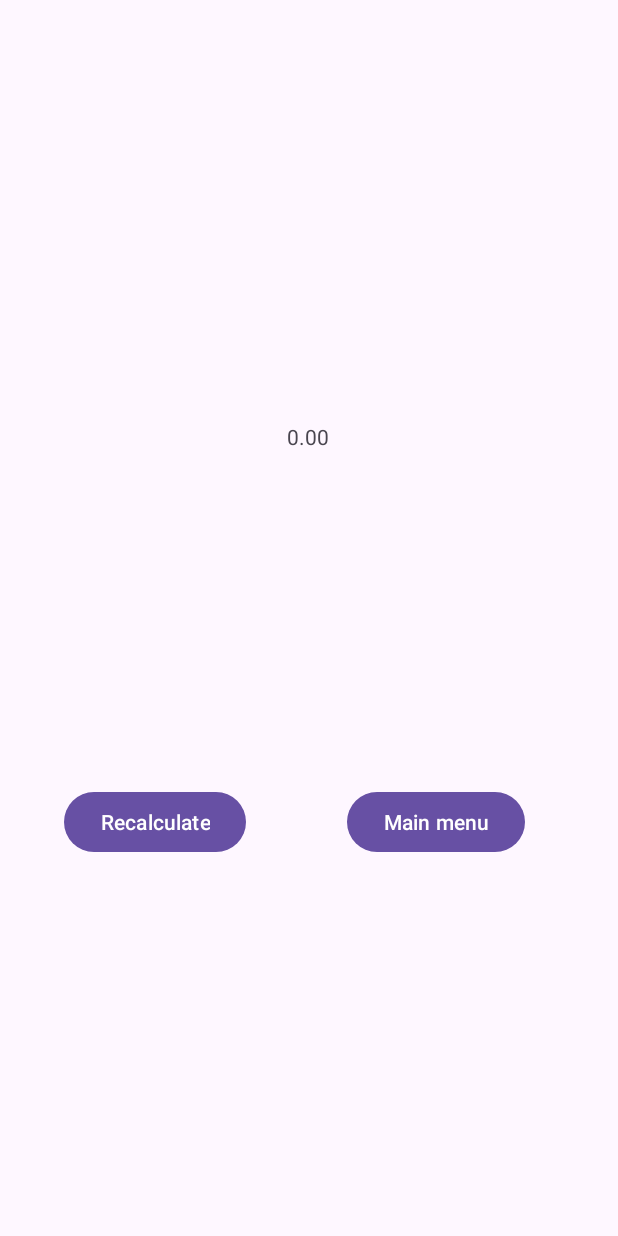
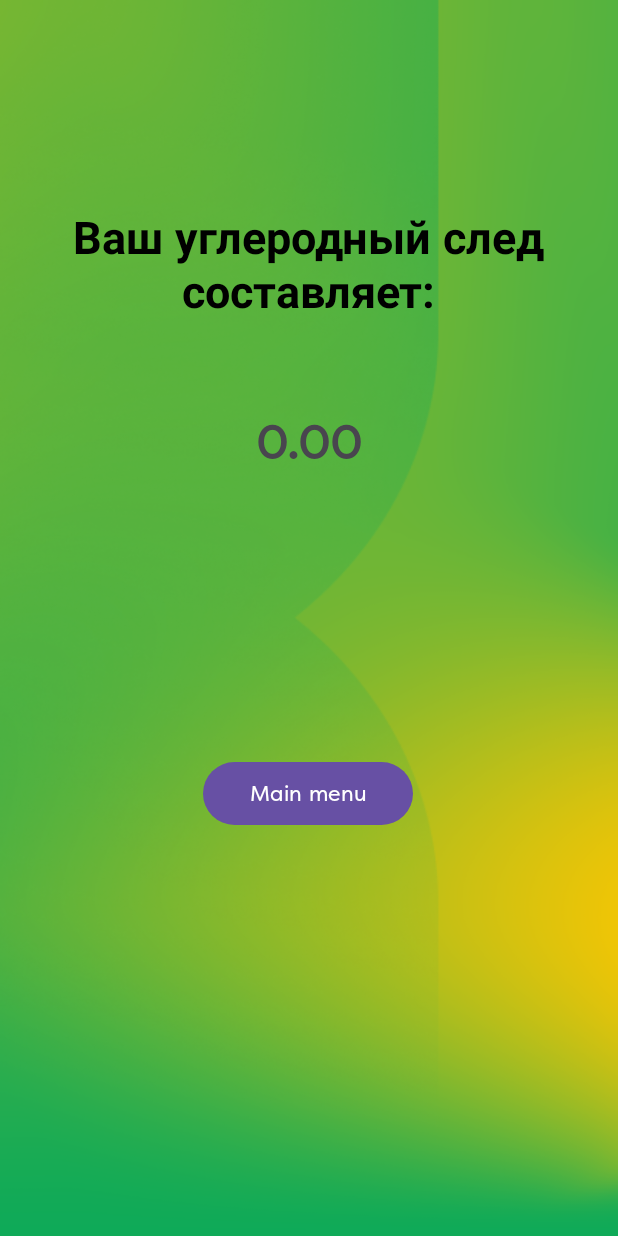
Before and after one commit to GhOsTiK56/University_Kurs2_EcoLog, an Android app: the Emissions_Resolve screen opened directly, with no data from a screen before it, on a phone screen of 412 x 824 dp. Run offline under Robolectric (Android 15) with nearby library versions, the phone set to English and light mode, and no system bars.

Commit message:
Commit 11 Добавил помошника

```diff
--- a/app/src/main/res/layout/activity_registration_window.xml
+++ b/app/src/main/res/layout/activity_registration_window.xml
@@ -13,7 +13,7 @@
         android:layout_width="228dp"
         android:layout_height="54dp"
         android:text="@string/ButtonEnter"
-        android:backgroundTint="#2DD8FE"
+        android:backgroundTint="#FFFF1F1F"
         app:layout_constraintBottom_toBottomOf="parent"
         app:layout_constraintEnd_toEndOf="parent"
         app:layout_constraintHorizontal_bias="0.497"
@@ -26,7 +26,7 @@
         android:layout_width="228dp"
         android:layout_height="54dp"
         android:text="@string/ButtonRegistration"
-        android:backgroundTint="#2DD8FE"
+        android:backgroundTint="#FF1F1F"
         app:layout_constraintBottom_toTopOf="@+id/ButtonEnter"
         app:layout_constraintEnd_toEndOf="parent"
         app:layout_constraintHorizontal_bias="0.502"
@@ -44,4 +44,5 @@
         app:layout_constraintStart_toStartOf="parent"
         app:layout_constraintTop_toTopOf="parent"
         app:srcCompat="@drawable/registration_image" />
+
 </androidx.constraintlayout.widget.ConstraintLayout>
--- a/app/src/main/res/layout/emissions_resolve.xml
+++ b/app/src/main/res/layout/emissions_resolve.xml
@@ -4,12 +4,34 @@
     xmlns:tools="http://schemas.android.com/tools"
     android:layout_width="match_parent"
     android:layout_height="match_parent"
-    tools:context=".Emissions.Emissions_Resolve">
+    tools:context=".Emissions.Emissions_Resolve"
+    android:background="@drawable/emissionresolve">
+
+    <TextView
+        android:id="@+id/Text_Third"
+        android:layout_width="336dp"
+        android:layout_height="120dp"
+        android:fontFamily="@font/filsonproregular"
+        android:gravity="center"
+        android:textStyle="bold"
+        android:text="Ваш углеродный след составляет:"
+        android:textColor="@color/black"
+        android:textSize="30sp"
+        app:layout_constraintBottom_toBottomOf="parent"
+        app:layout_constraintEnd_toEndOf="parent"
+        app:layout_constraintHorizontal_bias="0.493"
+        app:layout_constraintStart_toStartOf="parent"
+        app:layout_constraintTop_toTopOf="parent"
+        app:layout_constraintVertical_bias="0.166" />
 
     <TextView
         android:id="@+id/ResolveView"
         android:layout_width="wrap_content"
         android:layout_height="wrap_content"
+        android:gravity="center"
+        android:fontFamily="@font/filsonproregular"
+        android:textStyle="bold"
+        android:textSize="30sp"
         app:layout_constraintBottom_toBottomOf="parent"
         app:layout_constraintEnd_toEndOf="parent"
         app:layout_constraintHorizontal_bias="0.498"
@@ -18,26 +40,17 @@
         app:layout_constraintVertical_bias="0.35" />
 
     <Button
-        android:id="@+id/button5"
-        android:layout_width="wrap_content"
-        android:layout_height="wrap_content"
-        android:layout_marginEnd="248dp"
-        android:layout_marginBottom="252dp"
-        android:onClick="onClickButtonRecalculate"
-        android:text="@string/ButtonRecalculate"
-        app:layout_constraintBottom_toBottomOf="parent"
-        app:layout_constraintEnd_toEndOf="parent" />
-
-    <Button
         android:id="@+id/button8"
-        android:layout_width="wrap_content"
-        android:layout_height="wrap_content"
-        android:layout_marginBottom="252dp"
+        android:layout_width="140dp"
+        android:layout_height="50dp"
+        android:fontFamily="@font/filsonproregular"
+        android:onClick="onClickButtonMainMenu"
         android:text="@string/ButtonMainMenu"
-        android:onClick="onClickButtonMainMenu"
         app:layout_constraintBottom_toBottomOf="parent"
         app:layout_constraintEnd_toEndOf="parent"
-        app:layout_constraintHorizontal_bias="0.522"
-        app:layout_constraintStart_toEndOf="@+id/button5" />
+        app:layout_constraintHorizontal_bias="0.498"
+        app:layout_constraintStart_toStartOf="parent"
+        app:layout_constraintTop_toTopOf="parent"
+        app:layout_constraintVertical_bias="0.651" />
 
 </androidx.constraintlayout.widget.ConstraintLayout>
```
Also changed, not shown: app/src/main/java/com/hfad/ecolog/Main_Activity/Main_Menu.java (+44 -5 lines), app/src/main/res/anim/fade_out_image.xml (added, +7 -0 lines), app/src/main/res/anim/fade_out_overlay.xml (added, +7 -0 lines), app/src/main/res/layout/activity_main_menu_content.xml (+19 -0 lines), app/src/main/res/drawable/emissionresolve.png (added), app/src/main/res/drawable/stick.png (added).
